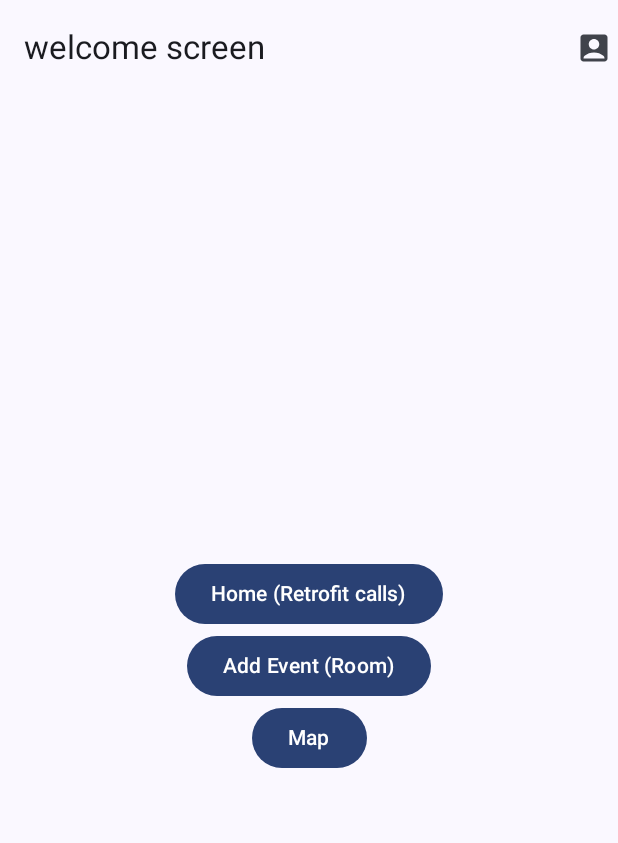
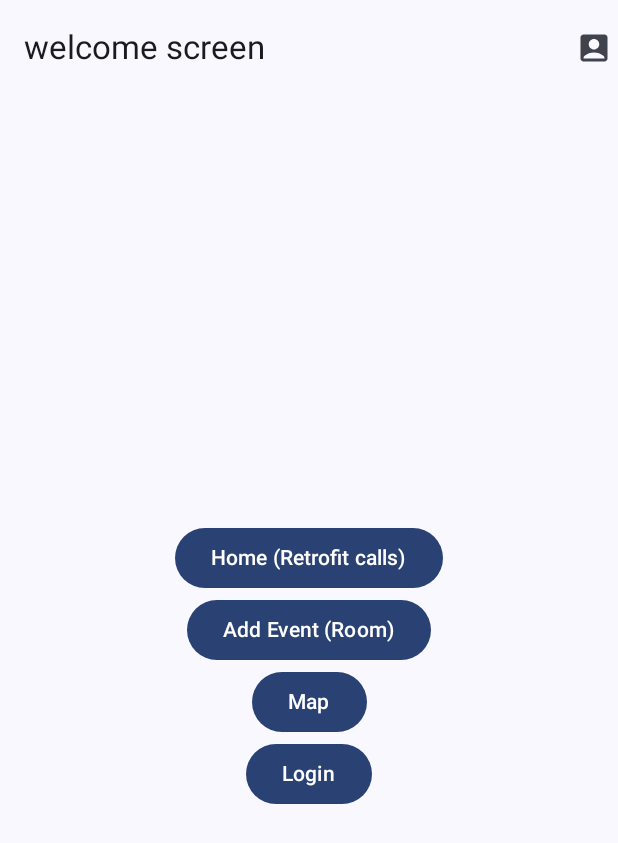
Before and after one commit to Lishaneticha/EventNotifier, an Android app built with Jetpack Compose: the screen it shows after launch (MainActivity), on a phone screen of 412 x 824 dp. Shown: the top 843 px of the screen. Run offline under Robolectric (Android 15) with nearby library versions, the phone set to English and light mode, and no system bars; our stand-ins replace Dagger/Hilt's generated code, Room's generated code; 10 statements that could not run were skipped.

Commit message:
Authentication token and SharedPreferences
Authentication token and SharedPreferences

```diff
--- a/app/src/main/java/com/gebeya/eventnotifier/data/network/api/EventApi.kt
+++ b/app/src/main/java/com/gebeya/eventnotifier/data/network/api/EventApi.kt
@@ -1,11 +1,16 @@
 package com.gebeya.eventnotifier.data.network.api
 
+import com.gebeya.eventnotifier.data.network.entity.AuthenticationToken
 import com.gebeya.eventnotifier.data.network.entity.Event
+import com.gebeya.eventnotifier.data.network.entity.Location
 import retrofit2.http.Body
 import retrofit2.http.GET
+import retrofit2.http.Header
 import retrofit2.http.POST
 import retrofit2.http.Path
 import retrofit2.http.Query
+
+const val AUTHORIZATION = "Authorization"
 
 interface EventApi {
 
@@ -27,4 +32,14 @@ interface EventApi {
         @Query("name") name: String
     )
 
+    @POST("authentication_token")
+    suspend fun login(
+        @Header(AUTHORIZATION) authorization: String
+    ): AuthenticationToken
+
+    @GET("administrative_divisions")
+    suspend fun getLocations(
+        @Header(AUTHORIZATION) token: String
+    ): List<Location>
+
 }
--- a/app/src/main/java/com/gebeya/eventnotifier/data/network/repository/EventRepositoryImpl.kt
+++ b/app/src/main/java/com/gebeya/eventnotifier/data/network/repository/EventRepositoryImpl.kt
@@ -2,21 +2,26 @@ package com.gebeya.eventnotifier.data.network.repository
 
 import androidx.core.graphics.createBitmap
 import com.gebeya.eventnotifier.data.network.api.EventApi
+import com.gebeya.eventnotifier.data.network.entity.AuthenticationToken
 import com.gebeya.eventnotifier.data.network.entity.Event
+import com.gebeya.eventnotifier.data.network.entity.Location
 import com.gebeya.eventnotifier.domain.repository.EventRepository
+import com.gebeya.eventnotifier.domain.repository.PreferencesRepository
 import com.gebeya.eventnotifier.domain.repository.Result
 import com.google.gson.GsonBuilder
 import kotlinx.coroutines.delay
 import kotlinx.coroutines.flow.Flow
 import kotlinx.coroutines.flow.callbackFlow
 import kotlinx.coroutines.flow.flow
+import okhttp3.Credentials
 import retrofit2.HttpException
 import retrofit2.Retrofit
 import retrofit2.converter.gson.GsonConverterFactory
 import java.io.IOException
 
 class EventRepositoryImpl(
-    var eventApi: EventApi
+    val eventApi: EventApi,
+    val preferencesRepository: PreferencesRepository
 ): EventRepository {
 
     override suspend fun getEvent(): Result<List<Event>> {
@@ -69,4 +74,35 @@ class EventRepositoryImpl(
             }
         }
     }
+
+    override suspend fun login(): Result<AuthenticationToken> {
+        try {
+            val authorization = Credentials.basic("bole_02", "123456")
+            val authenticationToken = eventApi.login(authorization)
+            preferencesRepository.saveAuthenticationToken(authenticationToken)
+            return Result.Success(data = authenticationToken)
+        }catch (e: IOException){
+            return Result.Fail(errorMessage = e.message ?: "no network")
+        }catch (e: HttpException){
+            return Result.Fail(errorMessage = e.message ?: "server error")
+        }catch (e: Throwable){
+            return Result.Fail(errorMessage = e.message ?: "unknown error")
+        }
+    }
+
+    override suspend fun getLocations(): Result<List<Location>> {
+        try {
+            preferencesRepository.getAuthenticationToken()?.let {
+                val locations = eventApi.getLocations("Token ${it.token}")
+                return Result.Success(locations)
+            }
+            return Result.Fail("You need to login")
+        }catch (e: IOException){
+            return Result.Fail(errorMessage = e.message ?: "no network")
+        }catch (e: HttpException){
+            return Result.Fail(errorMessage = e.message ?: "server error")
+        }catch (e: Throwable){
+            return Result.Fail(errorMessage = e.message ?: "unknown error")
+        }
+    }
 }
--- a/app/src/main/java/com/gebeya/eventnotifier/di/NetworkModule.kt
+++ b/app/src/main/java/com/gebeya/eventnotifier/di/NetworkModule.kt
@@ -18,7 +18,7 @@ object NetworkModule {
     @Singleton
     fun provideEvenApi(): EventApi{
         return Retrofit.Builder()
-            .baseUrl("https://api-generator.retool.com/")
+            .baseUrl("https://api.etnhis.org/")
             .addConverterFactory(GsonConverterFactory.create(GsonBuilder().create()))
             .build()
             .create(EventApi::class.java)
--- a/app/src/main/java/com/gebeya/eventnotifier/di/RepositoryModule.kt
+++ b/app/src/main/java/com/gebeya/eventnotifier/di/RepositoryModule.kt
@@ -1,11 +1,14 @@
 package com.gebeya.eventnotifier.di
 
+import android.app.Application
+import com.gebeya.eventnotifier.data.SharedPreferences.PreferencesRepositoryImpl
 import com.gebeya.eventnotifier.data.db.dao.EventDao
 import com.gebeya.eventnotifier.data.db.repository.EventDBRepositoryImpl
 import com.gebeya.eventnotifier.data.network.api.EventApi
 import com.gebeya.eventnotifier.data.network.repository.EventRepositoryImpl
 import com.gebeya.eventnotifier.domain.repository.EventDBRepository
 import com.gebeya.eventnotifier.domain.repository.EventRepository
+import com.gebeya.eventnotifier.domain.repository.PreferencesRepository
 import dagger.Module
 import dagger.Provides
 import dagger.hilt.InstallIn
@@ -18,8 +21,8 @@ object RepositoryModule {
 
     @Provides
     @Singleton
-    fun provideEventRepository(eventApi: EventApi): EventRepository{
-        return EventRepositoryImpl(eventApi)
+    fun provideEventRepository(eventApi: EventApi, preferencesRepository: PreferencesRepository): EventRepository{
+        return EventRepositoryImpl(eventApi, preferencesRepository)
     }
 
     @Provides
@@ -28,4 +31,10 @@ object RepositoryModule {
         return EventDBRepositoryImpl(eventDao)
     }
 
+    @Provides
+    @Singleton
+    fun providePreferencesRepository(application: Application): PreferencesRepository{
+        return PreferencesRepositoryImpl(application)
+    }
+
 }
--- a/app/src/main/java/com/gebeya/eventnotifier/domain/repository/EventRepository.kt
+++ b/app/src/main/java/com/gebeya/eventnotifier/domain/repository/EventRepository.kt
@@ -1,9 +1,9 @@
 package com.gebeya.eventnotifier.domain.repository
 
+import com.gebeya.eventnotifier.data.network.entity.AuthenticationToken
 import com.gebeya.eventnotifier.data.network.entity.Event
-import kotlinx.coroutines.delay
+import com.gebeya.eventnotifier.data.network.entity.Location
 import kotlinx.coroutines.flow.Flow
-import kotlinx.coroutines.flow.flow
 
 interface EventRepository {
 
@@ -19,4 +19,8 @@ interface EventRepository {
 
     fun timer(): Flow<Int>
 
+    suspend fun login(): Result<AuthenticationToken>
+
+    suspend fun getLocations(): Result<List<Location>>
+
 }
--- /dev/null
+++ b/app/src/main/java/com/gebeya/eventnotifier/domain/repository/PreferencesRepository.kt
@@ -0,0 +1,10 @@
+package com.gebeya.eventnotifier.domain.repository
+
+import com.gebeya.eventnotifier.data.network.entity.AuthenticationToken
+
+interface PreferencesRepository {
+
+    fun saveAuthenticationToken(authenticationToken: AuthenticationToken)
+    fun getAuthenticationToken(): AuthenticationToken?
+
+}
--- a/app/src/main/java/com/gebeya/eventnotifier/ui/WelcomeScreen.kt
+++ b/app/src/main/java/com/gebeya/eventnotifier/ui/WelcomeScreen.kt
@@ -57,6 +57,9 @@ fun WelcomeScreen(
     navToAddEventScreen: () -> Unit,
     navToMapScreen: () -> Unit
 ){
+
+    val welcomeScreenViewModel = hiltViewModel<WelcomeScreenViewModel>()
+
     Column(
         modifier = Modifier.fillMaxSize(),
         horizontalAlignment = Alignment.CenterHorizontally,
@@ -71,6 +74,9 @@ fun WelcomeScreen(
         Button(onClick = navToMapScreen) {
             Text("Map")
         }
+        Button(onClick = { welcomeScreenViewModel.login() }) {
+            Text("Login")
+        }
     }
 }
 
--- a/app/src/main/java/com/gebeya/eventnotifier/viewmodel/WelcomeScreenViewModel.kt
+++ b/app/src/main/java/com/gebeya/eventnotifier/viewmodel/WelcomeScreenViewModel.kt
@@ -2,16 +2,8 @@ package com.gebeya.eventnotifier.viewmodel
 
 import android.os.Build
 import androidx.annotation.RequiresApi
-import androidx.compose.runtime.getValue
-import androidx.compose.runtime.mutableStateOf
-import androidx.compose.runtime.setValue
-import androidx.lifecycle.SavedStateHandle
 import androidx.lifecycle.ViewModel
 import androidx.lifecycle.viewModelScope
-import com.gebeya.eventnotifier.data.db.entity.Address
-import com.gebeya.eventnotifier.data.db.entity.Event
-import com.gebeya.eventnotifier.data.db.entity.Ticket
-import com.gebeya.eventnotifier.data.db.entity.User
 import com.gebeya.eventnotifier.domain.repository.EventDBRepository
 import com.gebeya.eventnotifier.domain.repository.EventRepository
 import com.gebeya.eventnotifier.domain.repository.LocationServiceRepository
@@ -20,9 +12,7 @@ import com.gebeya.eventnotifier.prettyPrint
 import com.google.android.gms.maps.model.LatLng
 import dagger.hilt.android.lifecycle.HiltViewModel
 import kotlinx.coroutines.flow.MutableStateFlow
-import kotlinx.coroutines.flow.collect
 import kotlinx.coroutines.launch
-import java.time.Instant
 import javax.inject.Inject
 
 @HiltViewModel
@@ -37,6 +27,7 @@ class WelcomeScreenViewModel @Inject constructor(
     init {
         getSecond()
         getLocation()
+        getLocations()
     }
 
     @RequiresApi(Build.VERSION_CODES.O)
@@ -73,4 +64,24 @@ class WelcomeScreenViewModel @Inject constructor(
             }
         }
     }
+
+    fun login(){
+        viewModelScope.launch {
+            val result = eventRepository.login()
+            when(result){
+                is Result.Fail -> println("Login result: ${result.errorMessage}")
+                is Result.Success -> println("Login result: ${result.data}")
+            }
+        }
+    }
+
+    fun getLocations(){
+        viewModelScope.launch {
+            val result = eventRepository.getLocations()
+            when(result){
+                is Result.Fail -> println("Login result: ${result.errorMessage}")
+                is Result.Success -> println("Login result: ${result.data?.filter { it.level == "region" }}")
+            }
+        }
+    }
 }
```
Also changed, not shown: app/src/main/java/com/gebeya/eventnotifier/data/SharedPreferences/PreferencesRepositoryImpl.kt (added, +30 -0 lines), app/src/main/java/com/gebeya/eventnotifier/data/network/entity/AuthenticationToken.kt (added, +14 -0 lines), app/src/main/java/com/gebeya/eventnotifier/data/network/entity/Location.kt (added, +7 -0 lines).
